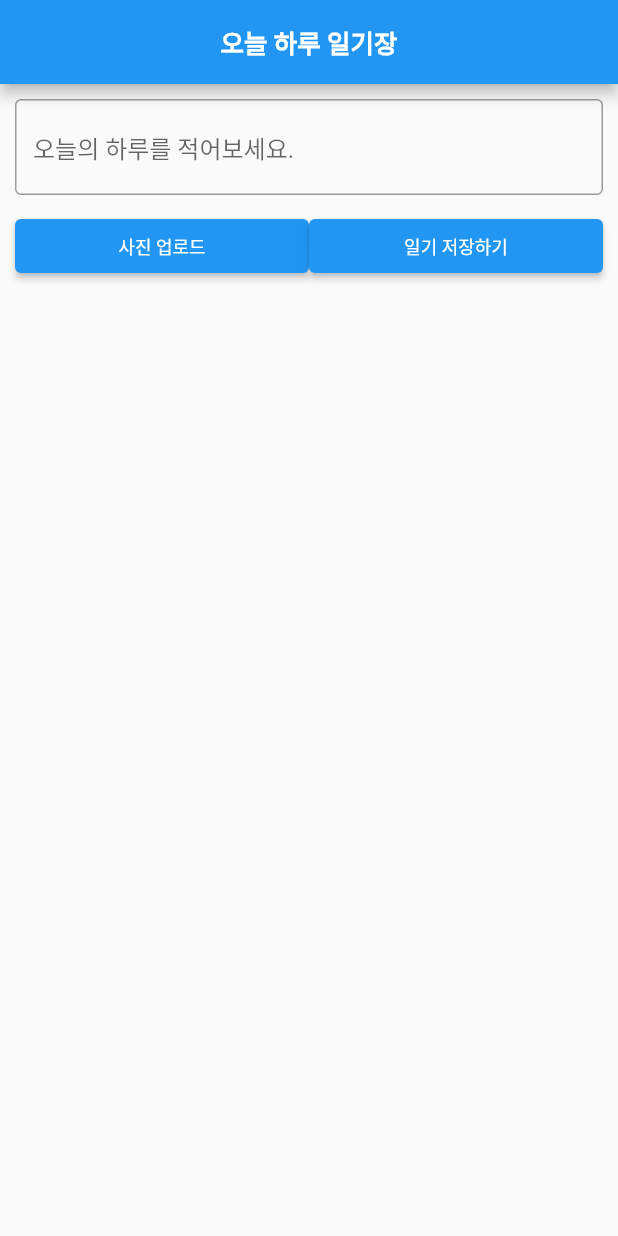
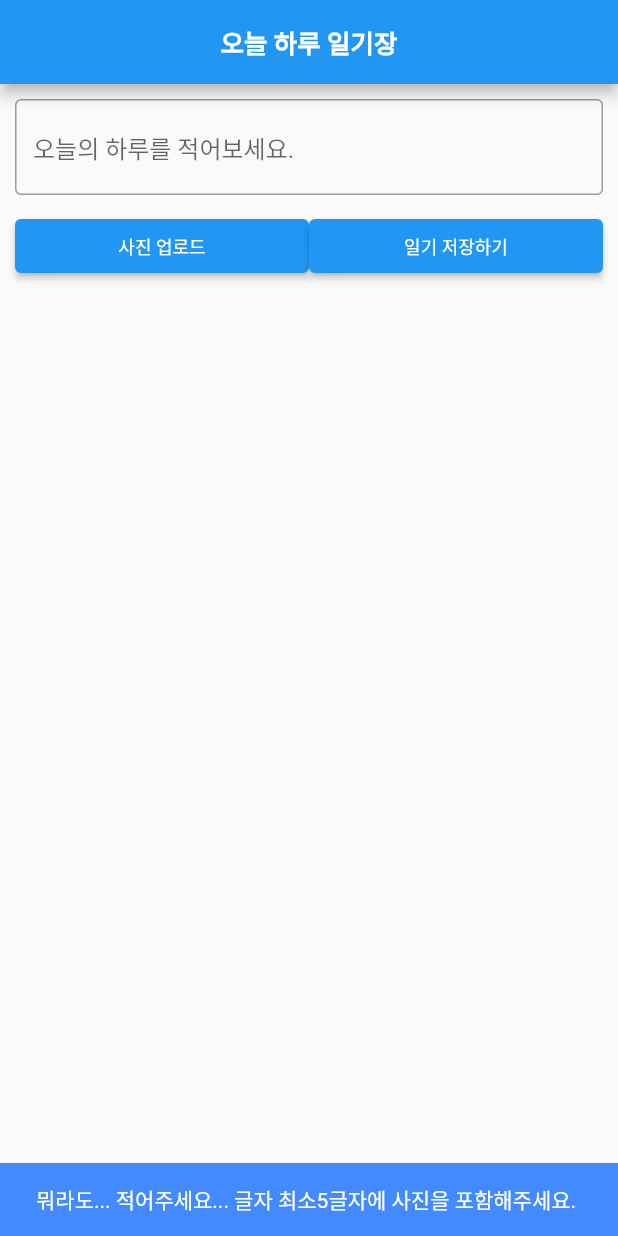
Before and after one commit to INnoVatioN-97/MyDailyDiary, a Flutter app: the screen it shows after launch, after a tap on "일기 저장하기", on a phone screen of 412 x 824 dp. Run offline on Flutter 3.47's test engine with Material 2 defaults, Android fonts, the phone set to English and light mode, and no system bars; our stand-ins replace image_picker, permission_handler.

Commit message:
form 내 데이터 제약 추가 (최소 글자수, 이미지 업로드 여부)

```diff
--- a/lib/main.dart
+++ b/lib/main.dart
@@ -111,7 +111,6 @@ class _DiaryMainPageState extends State<DiaryMainPage> {
                                   source: ImageSource.gallery);
 
                               setState(() {
-                                _photoFile = image;
                                 _photoPath = image!.path;
                               });
                             }
@@ -126,11 +125,28 @@ class _DiaryMainPageState extends State<DiaryMainPage> {
                         flex: 1,
                         child: ElevatedButton(
                           onPressed: () {
+                            String? _snackBarText;
                             print('텍스트 필드 값: ${_commentController.text}');
-                            setState(() {
-                              _photoPath = null;
-                              _commentController.text = '';
-                            });
+                            if (_photoPath != null) {
+                              setState(() {
+                                _photoPath = null;
+                                _commentController.text = '';
+                              });
+                            } else if(_photoPath == null && _commentController.text.trim().length>5){
+                              _snackBarText = '오늘 하루를 대표하는 사진을 한장 넣어주세요.';
+                            }else if(_photoPath != null && _commentController.text.trim().length<5){
+                              _snackBarText = '적어도 5자는 적어주세요... ㅜㅜ';
+                            }else if(_photoPath == null && _commentController.text.trim().length<5){
+                              _snackBarText = '뭐라도... 적어주세요... 글자 최소5글자에 사진을 포함해주세요.';
+                            }
+                            if(_snackBarText != null) {
+                              SnackBar snackBar = SnackBar(
+                                content: Text(_snackBarText!),
+                                backgroundColor: Colors.blueAccent,
+                              );
+                              ScaffoldMessenger.of(context)
+                                  .showSnackBar(snackBar);
+                            }
                           },
                           child: const Text(
                             '일기 저장하기',
```
